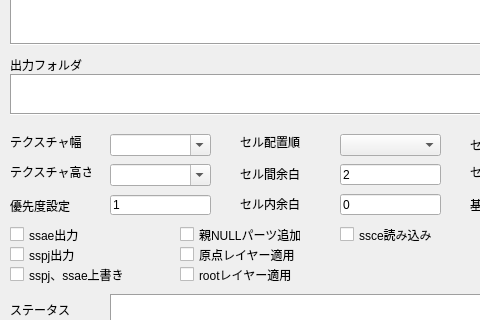
Qt form gui/mainwindow.ui (SpriteStudio/PSDtoSS6) before a commit; both pictures show x 0 to 480 and y 166 to 486 of the 688 by 661 pixel window.
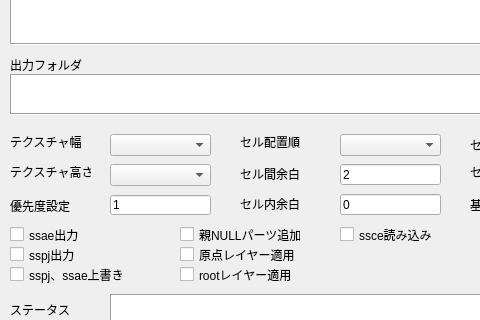
The same form after that commit.

Commit message: 文字入力可能なwidgetの設定見直し,macbookから送信

```diff
--- a/gui/mainwindow.ui
+++ b/gui/mainwindow.ui
@@ -329,15 +329,6 @@
       <height>22</height>
      </rect>
     </property>
-    <property name="styleSheet">
-     <string notr="true">border-color: rgb(255, 255, 255);</string>
-    </property>
-    <property name="editable">
-     <bool>true</bool>
-    </property>
-    <property name="currentText">
-     <string/>
-    </property>
    </widget>
    <widget class="QComboBox" name="comboBox_h">
     <property name="geometry">
@@ -348,12 +339,6 @@
       <height>22</height>
      </rect>
     </property>
-    <property name="editable">
-     <bool>true</bool>
-    </property>
-    <property name="currentText">
-     <string/>
-    </property>
     <property name="modelColumn">
      <number>0</number>
     </property>
```
Left out of the diff: 3 changed lines with no effect on the pictures.
